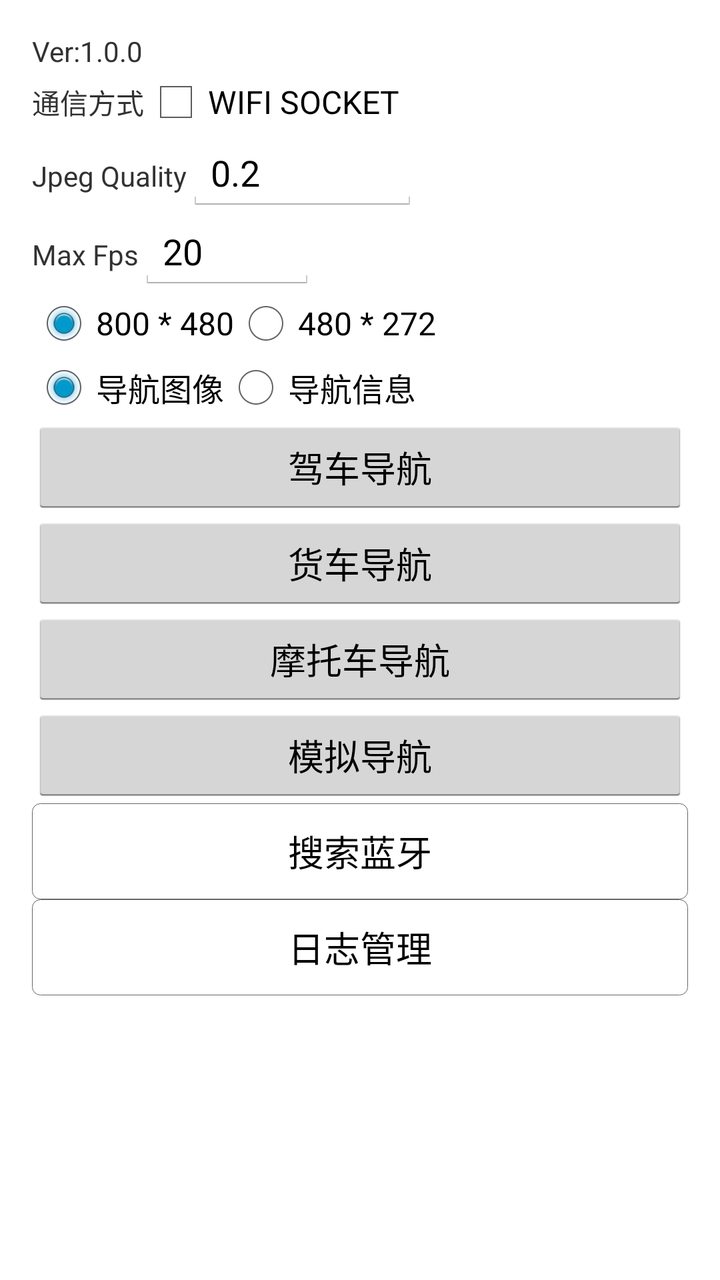
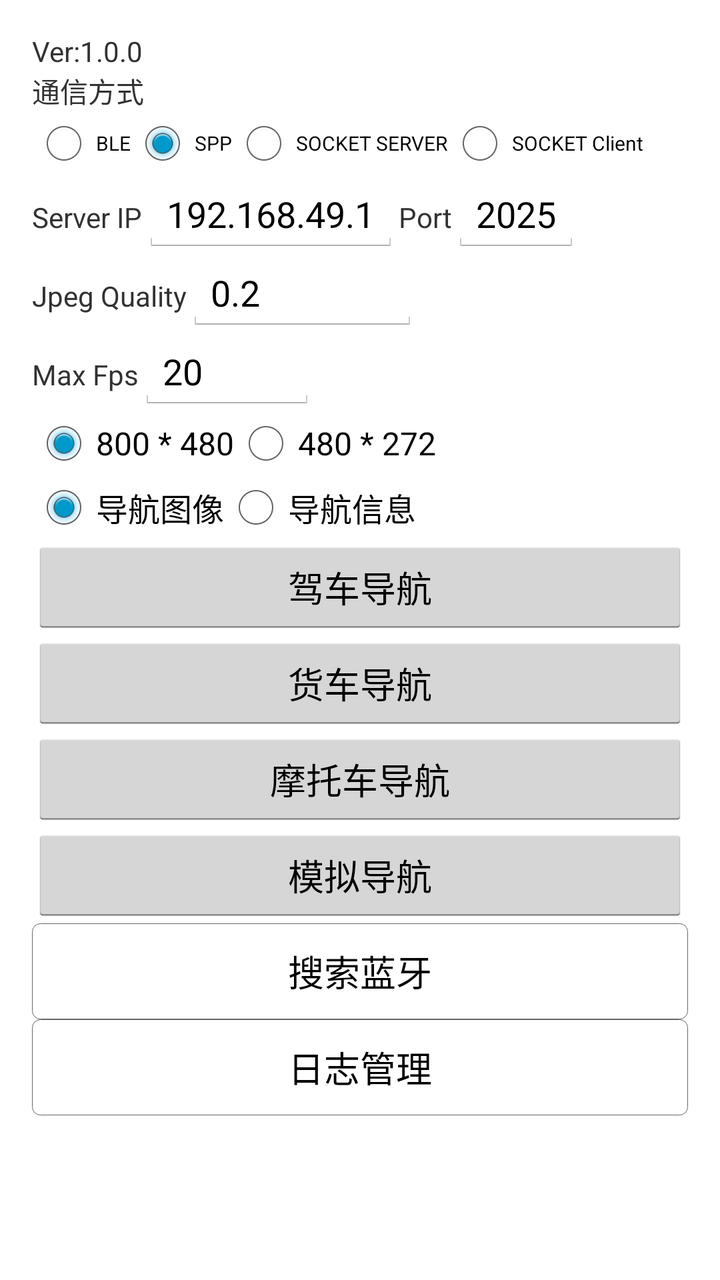

Compare the two renders of this Android layout. The source of the first and the diff that turns it into the second are given below.
<!-- AndroidManifest.xml: application theme AppTheme -->
<!-- res/layout/activity_main.xml -->
<ScrollView xmlns:android="http://schemas.android.com/apk/res/android"
    android:layout_width="match_parent"
    android:layout_height="match_parent"
    android:scrollbars="none">

    <LinearLayout
        android:layout_width="match_parent"
        android:layout_height="wrap_content"
        android:orientation="vertical"
        android:paddingLeft="@dimen/activity_horizontal_margin"
        android:paddingTop="@dimen/activity_vertical_margin"
        android:paddingRight="@dimen/activity_horizontal_margin"
        android:paddingBottom="@dimen/activity_vertical_margin">
        <TextView
            android:id="@+id/main_version_tv"
            android:layout_width="wrap_content"
            android:layout_height="wrap_content"
            android:layout_marginLeft="0dp"
            android:text="Ver:1.0.0"
            />
        <LinearLayout
            android:visibility="visible"
            android:orientation="horizontal"
            android:layout_width="match_parent"
            android:layout_height="wrap_content">
            <TextView
                android:layout_width="wrap_content"
                android:layout_height="wrap_content"
                android:text="通信方式"
                />
            <CheckBox
                android:id="@+id/main_use_socket_cb"
                android:layout_width="wrap_content"
                android:layout_height="wrap_content"
                android:text="WIFI SOCKET"/>

        </LinearLayout>
        <LinearLayout
            android:visibility="visible"
            android:orientation="horizontal"
            android:layout_width="match_parent"
            android:layout_height="wrap_content">
            <TextView
                android:layout_width="wrap_content"
                android:layout_height="wrap_content"
                android:text="Jpeg Quality"
                />
            <EditText
                android:id="@+id/main_jpeg_quality_et"
                android:layout_width="wrap_content"
                android:layout_height="wrap_content"
                android:hint="jpeg quality"
                android:text="0.2"
                />
        </LinearLayout>

        <LinearLayout
            android:visibility="visible"
            android:orientation="horizontal"
            android:layout_width="match_parent"
            android:layout_height="wrap_content">
            <TextView
                android:layout_width="wrap_content"
                android:layout_height="wrap_content"
                android:text="Max Fps"
                />
            <EditText
                android:id="@+id/main_max_fps_et"
                android:layout_width="wrap_content"
                android:layout_height="wrap_content"
                android:hint="max fps"
                android:text="20"
                />
        </LinearLayout>
        <RadioGroup
            android:visibility="visible"
            android:orientation="horizontal"
            android:layout_width="match_parent"
            android:layout_height="wrap_content">

            <RadioButton
                android:id="@+id/main_size_800_rb"
                android:layout_width="wrap_content"
                android:layout_height="wrap_content"
                android:checked="true"
                android:text="800 * 480"/>

            <RadioButton
                android:id="@+id/main_size_480_rb"
                android:layout_width="wrap_content"
                android:layout_height="wrap_content"
                android:text="480 * 272"/>

        </RadioGroup>
        <RadioGroup
            android:visibility="visible"
            android:orientation="horizontal"
            android:layout_width="match_parent"
            android:layout_height="wrap_content">

            <RadioButton
                android:id="@+id/main_mode_image_rb"
                android:layout_width="wrap_content"
                android:layout_height="wrap_content"
                android:checked="true"
                android:text="导航图像"/>

            <RadioButton
                android:id="@+id/main_mode_info_rb"
                android:layout_width="wrap_content"
                android:layout_height="wrap_content"
                android:text="导航信息"/>

        </RadioGroup>
        <Button
            android:id="@+id/naviBtn"
            android:layout_width="match_parent"
            android:layout_height="wrap_content"
            android:text="驾车导航" />

        <Button
            android:id="@+id/truckBtn"
            android:layout_width="match_parent"
            android:layout_height="wrap_content"
            android:text="货车导航" />

        <Button
            android:id="@+id/motorBtn"
            android:layout_width="match_parent"
            android:layout_height="wrap_content"
            android:text="摩托车导航" />
        <RelativeLayout
            android:visibility="gone"
            android:layout_width="match_parent"
            android:layout_height="wrap_content">
            <Button
                android:id="@+id/drivingBtn"
                android:layout_width="match_parent"
                android:layout_height="wrap_content"
                android:text="路线结果页" />
            <Button
                android:layout_centerVertical="true"
                android:layout_marginRight="15dp"
                android:textSize="12dp"
                android:layout_alignParentRight="true"
                android:id="@+id/closeLimit"
                android:text="关闭限行"
                android:layout_width="wrap_content"
                android:layout_height="30dp"
                android:background="@drawable/bnav_setting_btn_bg_selector"
                />
        </RelativeLayout>


        <Button
            android:id="@+id/analogBtn"
            android:layout_width="match_parent"
            android:layout_height="wrap_content"
            android:text="模拟导航" />

        <LinearLayout
            android:visibility="gone"
            android:layout_width="match_parent"
            android:layout_height="wrap_content">
            <EditText
                android:id="@+id/custom_view_height_top"
                android:hint="自定义 上"
                android:inputType="number"
                android:layout_weight="1"
                android:layout_width="wrap_content"
                android:layout_height="wrap_content"/>
            <Button
                android:id="@+id/customBtn"
                android:layout_weight="1"
                android:layout_width="wrap_content"
                android:layout_height="wrap_content"
                android:textSize="@dimen/navi_dimens_10dp"
                android:text="导航自定义区域展示" />
            <EditText
                android:id="@+id/custom_view_height_bottom"
                android:inputType="number"
                android:hint="自定义 下"
                android:layout_weight="1"
                android:layout_width="wrap_content"
                android:layout_height="wrap_content"/>
        </LinearLayout>

        <Button
            android:visibility="gone"
            android:id="@+id/externalBtn"
            android:layout_width="match_parent"
            android:layout_height="wrap_content"
            android:text="传入外部GPS数据" />

        <Button
            android:visibility="gone"
            android:id="@+id/cruiserBtn"
            android:layout_width="match_parent"
            android:layout_height="wrap_content"
            android:text="电子狗" />
        <Button
            android:visibility="gone"
            android:id="@+id/lightNaviBtn"
            android:layout_width="match_parent"
            android:layout_height="wrap_content"
            android:text="轻导航" />
        <Button
            android:visibility="gone"
            android:id="@+id/gotoSettingsBtn"
            android:layout_width="match_parent"
            android:layout_height="wrap_content"
            android:layout_marginTop="20dp"
            android:text="导航设置" />
        <Button
            android:visibility="gone"
            android:id="@+id/selectNodeBtn"
            android:layout_width="match_parent"
            android:layout_height="wrap_content"
            android:text="算路节点设置" />
        <Button
            android:visibility="gone"
            android:id="@+id/addpoint"
            android:background="@drawable/bnav_setting_btn_bg_selector"
            android:layout_width="match_parent"
            android:layout_height="wrap_content"
            android:text="带途径点算路" />
        <Button
            android:visibility="gone"
            android:id="@+id/navi_setting_page"
            android:background="@drawable/bnav_setting_btn_bg_selector"
            android:layout_width="match_parent"
            android:layout_height="wrap_content"
            android:text="设置页调整" />
        <Button
            android:id="@+id/navi_search_device_btn"
            android:background="@drawable/bnav_setting_btn_bg_selector"
            android:layout_width="match_parent"
            android:layout_height="wrap_content"
            android:text="搜索蓝牙" />
        <Button
            android:id="@+id/navi_log_btn"
            android:background="@drawable/bnav_setting_btn_bg_selector"
            android:layout_width="match_parent"
            android:layout_height="wrap_content"
            android:text="日志管理" />
        <androidx.recyclerview.widget.RecyclerView
            android:id="@+id/navi_setting_page_item_recycle"
            android:layout_width="wrap_content"
            android:layout_height="250dp"
            android:visibility="gone"/>
    </LinearLayout>
</ScrollView>
<!-- resources referenced by this layout -->
<resources>
  <dimen name="activity_horizontal_margin">16dp</dimen>
  <dimen name="activity_vertical_margin">16dp</dimen>
  <!-- drawable bnav_setting_btn_bg_selector (drawable) -->
  <?xml version="1.0" encoding="UTF-8"?>
  <selector xmlns:android="http://schemas.android.com/apk/res/android">
  	<item android:state_selected="false">
  		<shape>
  			<corners android:radius="4dp"/>
  			<solid android:color="#ffffff"/>
  			<stroke android:color="#666666" android:width="1px"/>
  		</shape>
  	</item>
  
  	<item android:state_selected="true">
  		<shape>
  			<corners android:radius="4dp"/>
  			<solid android:color="#3385ff"/>
  			<stroke android:color="#3385ff" android:width="1px"/>
  		</shape>
  	</item>
  </selector>
  <style name="AppTheme" parent="@android:style/Theme.Holo.Light">
      </style>
</resources>

<!-- the commit's change to res/layout/activity_main.xml (unified diff, before → after) -->
@@ -20,7 +20,7 @@
             />
         <LinearLayout
             android:visibility="visible"
-            android:orientation="horizontal"
+            android:orientation="vertical"
             android:layout_width="match_parent"
             android:layout_height="wrap_content">
             <TextView
@@ -28,13 +28,75 @@
                 android:layout_height="wrap_content"
                 android:text="通信方式"
                 />
-            <CheckBox
-                android:id="@+id/main_use_socket_cb"
-                android:layout_width="wrap_content"
-                android:layout_height="wrap_content"
-                android:text="WIFI SOCKET"/>
-
-        </LinearLayout>
+            <RadioGroup
+                android:visibility="visible"
+                android:orientation="horizontal"
+                android:layout_width="match_parent"
+                android:layout_height="wrap_content">
+
+                <RadioButton
+                    android:id="@+id/main_comunicate_ble_rb"
+                    android:layout_width="wrap_content"
+                    android:layout_height="wrap_content"
+                    android:checked="true"
+                    android:textSize="10sp"
+                    android:text="BLE"/>
+
+                <RadioButton
+                    android:id="@+id/main_comunicate_spp_rb"
+                    android:layout_width="wrap_content"
+                    android:layout_height="wrap_content"
+                    android:checked="true"
+                    android:textSize="10sp"
+                    android:text="SPP"/>
+
+                <RadioButton
+                    android:id="@+id/main_comunicate_socket_server_rb"
+                    android:layout_width="wrap_content"
+                    android:layout_height="wrap_content"
+                    android:textSize="10sp"
+                    android:text="SOCKET SERVER"/>
+
+                <RadioButton
+                    android:id="@+id/main_comunicate_socket_client_rb"
+                    android:layout_width="wrap_content"
+                    android:layout_height="wrap_content"
+                    android:textSize="10sp"
+                    android:text="SOCKET Client"/>
+            </RadioGroup>
+
+        </LinearLayout>
+        <LinearLayout
+            android:visibility="visible"
+            android:orientation="horizontal"
+            android:layout_width="match_parent"
+            android:layout_height="wrap_content">
+            <TextView
+                android:layout_width="wrap_content"
+                android:layout_height="wrap_content"
+                android:text="Server IP"
+                />
+            <EditText
+                android:id="@+id/main_server_ip_et"
+                android:layout_width="wrap_content"
+                android:layout_height="wrap_content"
+                android:hint="IP"
+                android:text="192.168.49.1"
+                />
+            <TextView
+                android:layout_width="wrap_content"
+                android:layout_height="wrap_content"
+                android:text="Port"
+                />
+            <EditText
+                android:id="@+id/main_server_port_et"
+                android:layout_width="wrap_content"
+                android:layout_height="wrap_content"
+                android:hint="Port"
+                android:text="2025"
+                />
+        </LinearLayout>
+
         <LinearLayout
             android:visibility="visible"
             android:orientation="horizontal"
